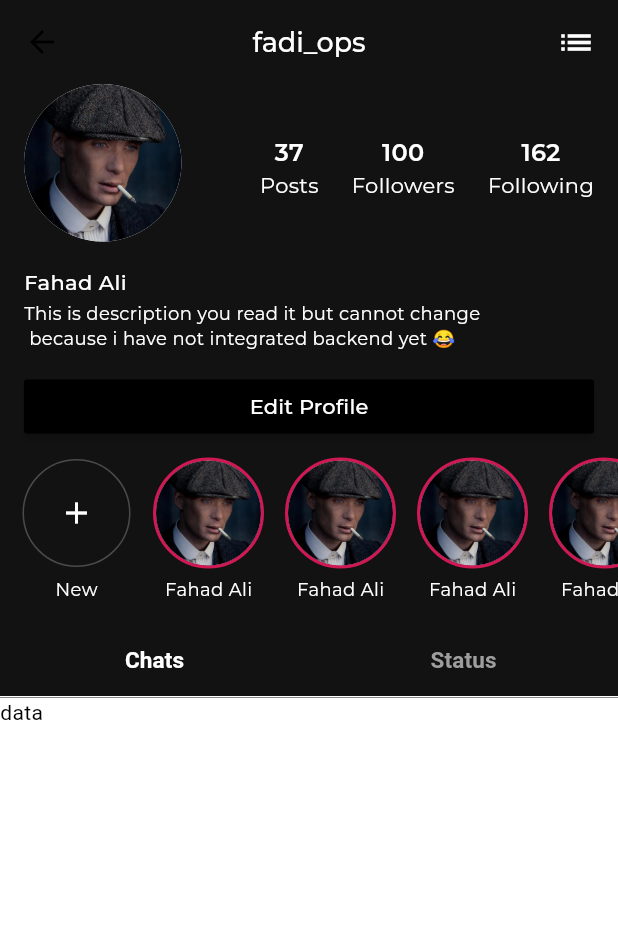
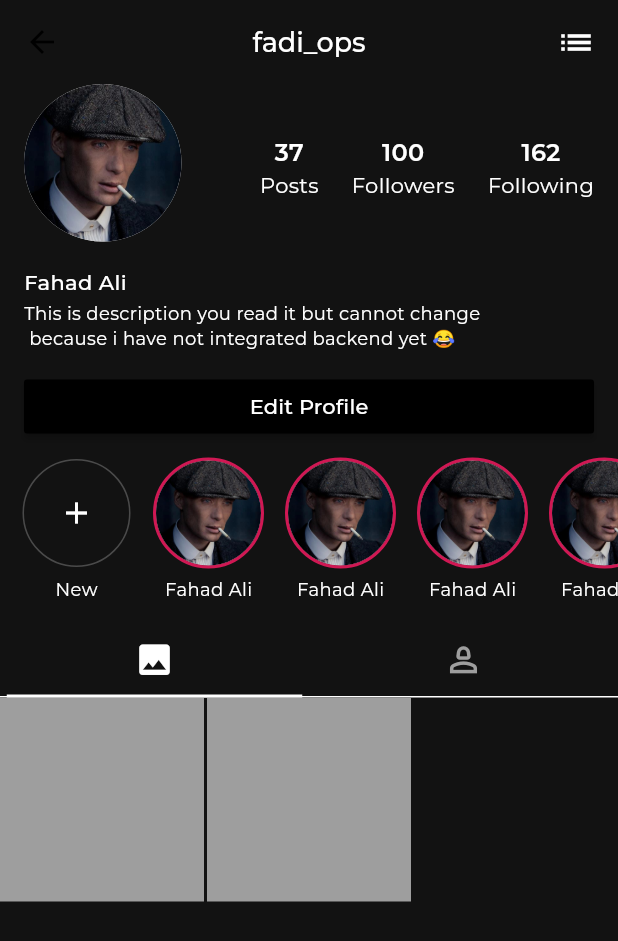
Before and after one commit to fadi-flutter/Instagram-Clone, a Flutter app: the ProfileScreen screen opened directly, on a phone screen of 412 x 824 dp. Shown: the top 941 px of the screen. Run offline on Flutter 3.47's test engine with Material 2 defaults, Android fonts, the phone set to English and light mode, and no system bars; our stand-ins replace google_fonts.

Commit message:
completed Auth,home,profile,search nad notification UI completed

```diff
--- a/lib/views/auth/screens/login_screen.dart
+++ b/lib/auth/screens/login_screen.dart
@@ -1,12 +1,12 @@
 import 'package:flutter/material.dart';
+import 'package:instagram_clone/auth/screens/forgot_password.dart';
+import 'package:instagram_clone/auth/screens/signup_screen.dart';
+import 'package:instagram_clone/dashboard/dashboard.dart';
 import 'package:instagram_clone/utils/app_colors.dart';
 import 'package:instagram_clone/utils/app_textstyle.dart';
 import 'package:instagram_clone/utils/functions.dart';
 import 'package:instagram_clone/utils/widgets/auth_button.dart';
 import 'package:instagram_clone/utils/widgets/text_field_widget.dart';
-import 'package:instagram_clone/views/auth/screens/forgot_password.dart';
-import 'package:instagram_clone/views/auth/screens/signup_screen.dart';
-import 'package:instagram_clone/views/dashboard/dashboard.dart';
 
 class LoginScreen extends StatelessWidget {
   const LoginScreen({super.key});
--- a/lib/views/auth/screens/signup_screen.dart
+++ b/lib/auth/screens/signup_screen.dart
@@ -1,10 +1,10 @@
 import 'package:flutter/material.dart';
+import 'package:instagram_clone/auth/screens/login_screen.dart';
 import 'package:instagram_clone/utils/app_colors.dart';
 import 'package:instagram_clone/utils/app_textstyle.dart';
 import 'package:instagram_clone/utils/functions.dart';
 import 'package:instagram_clone/utils/widgets/auth_button.dart';
 import 'package:instagram_clone/utils/widgets/text_field_widget.dart';
-import 'package:instagram_clone/views/auth/screens/login_screen.dart';
 
 class SignupScreen extends StatelessWidget {
   const SignupScreen({super.key});
--- a/lib/views/dashboard/home/screens/home_screen.dart
+++ b/lib/dashboard/home/screens/home_screen.dart
@@ -1,8 +1,8 @@
 import 'package:flutter/material.dart';
+import 'package:instagram_clone/dashboard/home/components/app_bar.dart';
 import 'package:instagram_clone/utils/app_colors.dart';
 import 'package:instagram_clone/utils/app_textstyle.dart';
 import 'package:instagram_clone/utils/functions.dart';
-import 'package:instagram_clone/views/dashboard/home/components/app_bar.dart';
 
 class HomeScreen extends StatelessWidget {
   const HomeScreen({super.key});
--- /dev/null
+++ b/lib/dashboard/profile/screens/profile_screen.dart
@@ -0,0 +1,166 @@
+import 'package:flutter/material.dart';
+import 'package:instagram_clone/dashboard/profile/components/profile_widget.dart';
+import 'package:instagram_clone/utils/app_colors.dart';
+import 'package:instagram_clone/utils/app_textstyle.dart';
+import 'package:instagram_clone/utils/functions.dart';
+
+class ProfileScreen extends StatelessWidget {
+  const ProfileScreen({super.key});
+  @override
+  Widget build(BuildContext context) {
+    return Scaffold(
+      backgroundColor: AppColors.darkGrey,
+      // appbar
+      appBar: AppBar(
+        title: Text(
+          'fadi_ops',
+          style: AppTextStyle.mediumWhite18,
+        ),
+        actions: [
+          const Icon(
+            Icons.list,
+            color: AppColors.white,
+            size: 26,
+          ),
+          15.width,
+        ],
+      ),
+      body: SafeArea(
+        child: SingleChildScrollView(
+          child: Column(
+            children: [
+              //profileSection
+              const ProfileWidget(),
+              //highlights
+              SizedBox(
+                height: 122,
+                child: ListView.builder(
+                  padding: const EdgeInsets.symmetric(horizontal: 07),
+                  scrollDirection: Axis.horizontal,
+                  itemCount: 10,
+                  itemBuilder: (context, index) {
+                    return Padding(
+                      padding: const EdgeInsets.symmetric(
+                          vertical: 12, horizontal: 09),
+                      child: Column(
+                        children: [
+                          index != 0
+                              ? Container(
+                                  margin: const EdgeInsets.only(bottom: 7),
+                                  height: 70,
+                                  width: 70,
+                                  decoration: BoxDecoration(
+                                      image: const DecorationImage(
+                                          image: AssetImage(banner),
+                                          fit: BoxFit.cover),
+                                      border: Border.all(
+                                          color: AppColors.pink,
+                                          width: 2,
+                                          strokeAlign:
+                                              BorderSide.strokeAlignOutside),
+                                      color: AppColors.white,
+                                      shape: BoxShape.circle),
+                                )
+                              : Container(
+                                  margin: const EdgeInsets.only(bottom: 7),
+                                  height: 70,
+                                  width: 70,
+                                  decoration: BoxDecoration(
+                                      border: Border.all(
+                                          color:
+                                              AppColors.grey.withOpacity(0.4),
+                                          width: 1,
+                                          strokeAlign:
+                                              BorderSide.strokeAlignOutside),
+                                      color: AppColors.darkGrey,
+                                      shape: BoxShape.circle),
+                                  child: IconButton(
+                                    icon: const Icon(Icons.add),
+                                    onPressed: () {},
+                                  ),
+                                ),
+                          Text(
+                            index == 0 ? 'New' : 'Fahad Ali',
+                            style: AppTextStyle.regularWhite12,
+                          )
+                        ],
+                      ),
+                    );
+                  },
+                ),
+              ),
+              DefaultTabController(
+                length: 2,
+                child: Column(
+                  children: [
+                    const TabBar(
+                      indicator: UnderlineTabIndicator(
+                        borderSide: BorderSide(
+                          color: Colors.white,
+                          width: 2.0,
+                        ),
+                        insets: EdgeInsets.symmetric(horizontal: 110.0),
+                      ),
+                      unselectedLabelColor: Colors.grey,
+                      labelColor: Colors.white,
+                      labelStyle:
+                          TextStyle(fontWeight: FontWeight.w600, fontSize: 15),
+                      tabs: [
+                        Tab(
+                            child: Icon(
+                          Icons.photo,
+                          size: 27,
+                        )),
+                        Tab(
+                          child: Icon(
+                            Icons.person_2_outlined,
+                            size: 27,
+                          ),
+                        ),
+                      ],
+                    ),
+                    SizedBox(
+                      height: MediaQuery.of(context).size.height - 294,
+                      child: TabBarView(
+                        children: [
+                          GridView.builder(
+                            shrinkWrap: true,
+                            itemCount: 2,
+                            gridDelegate:
+                                const SliverGridDelegateWithFixedCrossAxisCount(
+                                    crossAxisSpacing: 2,
+                                    mainAxisSpacing: 2,
+                                    crossAxisCount: 3),
+                            itemBuilder: (context, index) {
+                              return Container(
+                                color: AppColors.grey,
+                              );
+                            },
+                          ),
+                          GridView.builder(
+                            shrinkWrap: true,
+                            itemCount: 14,
+                            gridDelegate:
+                                const SliverGridDelegateWithFixedCrossAxisCount(
+                                    crossAxisSpacing: 2,
+                                    mainAxisSpacing: 2,
+                                    crossAxisCount: 3),
+                            itemBuilder: (context, index) {
+                              return Container(
+                                color: AppColors.grey,
+                              );
+                            },
+                          ),
+                        ],
+                      ),
+                    ),
+                  ],
+                ),
+              )
+            ],
+          ),
+        ),
+      ),
+    );
+  }
+}
--- a/lib/main.dart
+++ b/lib/main.dart
@@ -1,6 +1,6 @@
 import 'package:flutter/material.dart';
+import 'package:instagram_clone/auth/screens/login_screen.dart';
 import 'package:instagram_clone/utils/app_colors.dart';
-import 'package:instagram_clone/views/auth/screens/login_screen.dart';
 
 void main() {
   runApp(const MyApp());
--- a/lib/utils/app_colors.dart
+++ b/lib/utils/app_colors.dart
@@ -6,6 +6,7 @@ class AppColors {
   static const pink = Color(0xffD01854);
   static const white = Colors.white;
   static Color darkGrey = const Color(0xff121212);
+  static Color mediumGrey = const Color(0xff262626);
   static Color grey = Colors.grey;
   static const lightGrey = Color.fromARGB(255, 242, 242, 242);
 
--- a/lib/views/dashboard/profile/screens/profile_screen.dart
+++ /dev/null
@@ -1,134 +0,0 @@
-import 'package:flutter/material.dart';
-import 'package:instagram_clone/utils/app_colors.dart';
-import 'package:instagram_clone/utils/app_textstyle.dart';
-import 'package:instagram_clone/utils/functions.dart';
-import 'package:instagram_clone/views/dashboard/profile/components/profile_widget.dart';
-
-class ProfileScreen extends StatelessWidget {
-  const ProfileScreen({super.key});
-  @override
-  Widget build(BuildContext context) {
-    return Scaffold(
-      backgroundColor: AppColors.darkGrey,
-      // appbar
-      appBar: AppBar(
-        title: Text(
-          'fadi_ops',
-          style: AppTextStyle.mediumWhite18,
-        ),
-        actions: [
-          const Icon(
-            Icons.list,
-            color: AppColors.white,
-            size: 26,
-          ),
-          15.width,
-        ],
-      ),
-      body: SafeArea(
-        child: Column(
-          children: [
-            //profileSection
-            const ProfileWidget(),
-            //highlights
-            SizedBox(
-              height: 122,
-              child: ListView.builder(
-                padding: const EdgeInsets.symmetric(horizontal: 07),
-                scrollDirection: Axis.horizontal,
-                itemCount: 10,
-                itemBuilder: (context, index) {
-                  return Padding(
-                    padding: const EdgeInsets.symmetric(
-                        vertical: 12, horizontal: 09),
-                    child: Column(
-                      children: [
-                        index != 0
-                            ? Container(
-                                margin: const EdgeInsets.only(bottom: 7),
-                                height: 70,
-                                width: 70,
-                                decoration: BoxDecoration(
-                                    image: const DecorationImage(
-                                        image: AssetImage(banner),
-                                        fit: BoxFit.cover),
-                                    border: Border.all(
-                                        color: AppColors.pink,
-                                        width: 2,
-                                        strokeAlign:
-                                            BorderSide.strokeAlignOutside),
-                                    color: AppColors.white,
-                                    shape: BoxShape.circle),
-                              )
-                            : Container(
-                                margin: const EdgeInsets.only(bottom: 7),
-                                height: 70,
-                                width: 70,
-                                decoration: BoxDecoration(
-                                    border: Border.all(
-                                        color: AppColors.grey.withOpacity(0.4),
-                                        width: 1,
-                                        strokeAlign:
-                                            BorderSide.strokeAlignOutside),
-                                    color: AppColors.darkGrey,
-                                    shape: BoxShape.circle),
-                                child: IconButton(
-                                  icon: const Icon(Icons.add),
-                                  onPressed: () {},
-                                ),
-                              ),
-                        Text(
-                          index == 0 ? 'New' : 'Fahad Ali',
-                          style: AppTextStyle.regularWhite12,
-                        )
-                      ],
-                    ),
-                  );
-                },
-              ),
-            ),
-
-            DefaultTabController(
-              length: 2,
-              child: Expanded(
-                child: Column(
-                  children: [
-                    const TabBar(
-                      indicator: BoxDecoration(),
-                      unselectedLabelColor: Colors.grey,
-                      labelColor: Colors.white,
-                      labelStyle:
-                          TextStyle(fontWeight: FontWeight.w600, fontSize: 15),
-                      tabs: [
-                        Tab(
-                          text: 'Chats',
-                        ),
-                        Tab(
-                          text: 'Status',
-                        ),
-                      ],
-                    ),
-                    Expanded(
-                      child: TabBarView(
-                        children: [
-                          Container(
-                            color: AppColors.white,
-                            child: const Text('data'),
-                          ),
-                          Container(
-                            color: AppColors.pink,
-                            child: const Text('data'),
-                          )
-                        ],
-                      ),
-                    ),
-                  ],
-                ),
-              ),
-            )
-          ],
-        ),
-      ),
-    );
-  }
-}
```
Also changed, not shown: lib/dashboard/dashboard.dart (renamed from lib/views/dashboard/dashboard.dart, +6 -5 lines), lib/dashboard/notifications/components/notification_widget.dart (added, +66 -0 lines), lib/dashboard/notifications/screens/notifications_screen.dart (added, +31 -0 lines), lib/dashboard/search/components/searched_user.dart (added, +47 -0 lines), lib/dashboard/search/screens/search_screen.dart (added, +44 -0 lines), lib/utils/widgets/text_field_widget.dart (+17 -5 lines), lib/auth/screens/forgot_password.dart (renamed from lib/views/auth/screens/forgot_password.dart), lib/dashboard/home/components/app_bar.dart (renamed from lib/views/dashboard/home/components/app_bar.dart), lib/dashboard/profile/components/profile_widget.dart (renamed from lib/views/dashboard/profile/components/profile_widget.dart).
